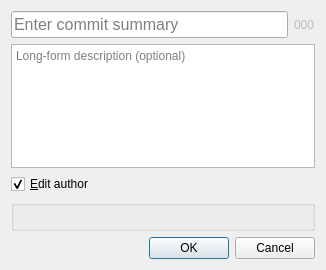
Before: the Qt Designer form gitfourchette/widgets/commitdialog.ui in weblate/gitfourchette, drawn with Qt 5.
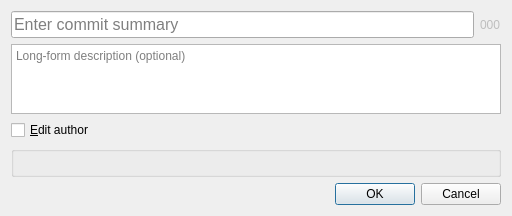
After: the same form once the commit is applied. Custom widgets are drawn as their Qt base class.

Commit message: Widen commit dialog

The edit to the form file:
```diff
--- a/gitfourchette/widgets/commitdialog.ui
+++ b/gitfourchette/widgets/commitdialog.ui
@@ -6,8 +6,8 @@
    <rect>
     <x>0</x>
     <y>0</y>
-    <width>326</width>
-    <height>270</height>
+    <width>512</width>
+    <height>208</height>
    </rect>
   </property>
   <property name="windowTitle">
@@ -59,7 +59,7 @@
       <string>&amp;Edit author</string>
      </property>
      <property name="checked">
-      <bool>true</bool>
+      <bool>false</bool>
      </property>
     </widget>
    </item>
```
Left out of the diff: 4 changed lines with no effect on the pictures. The commit also changes 2 other files.
